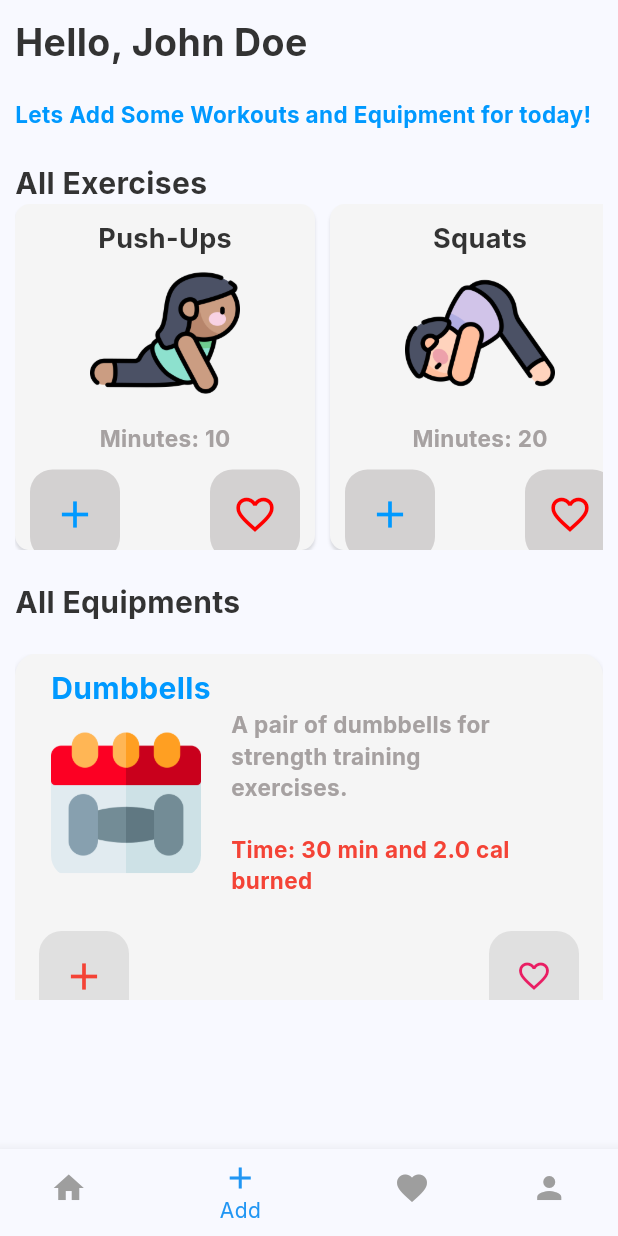
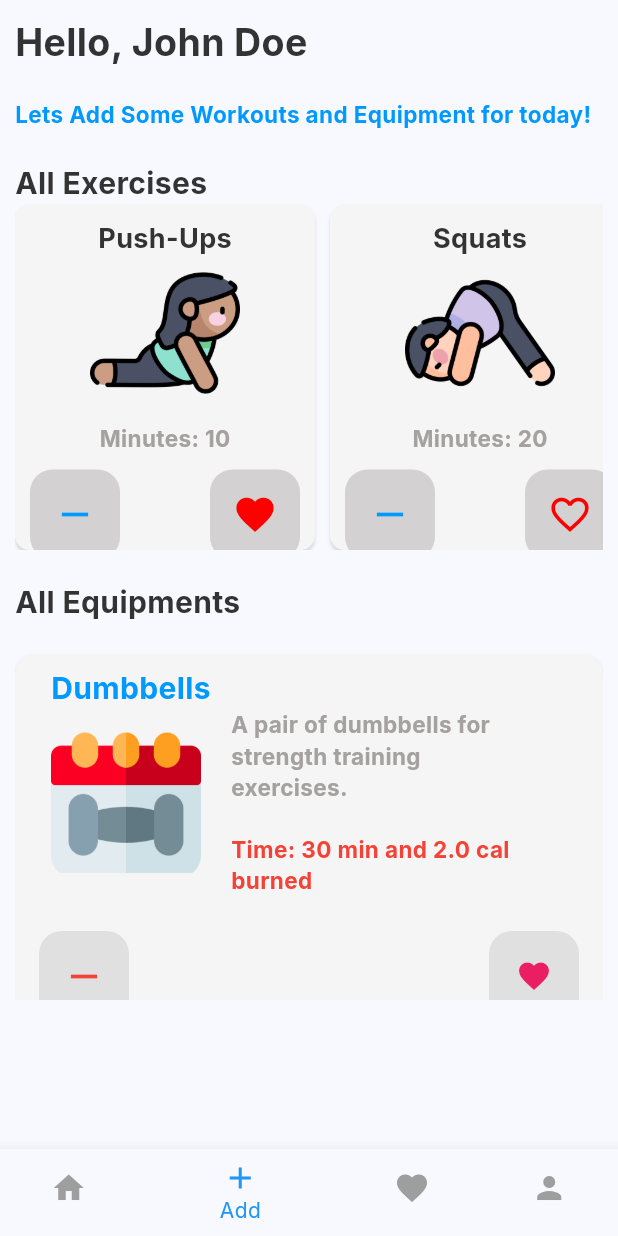
Before and after one commit to pamodmalith/workout_planner, a Flutter app: the screen it shows after launch, item 2 of the bottom bar chosen, on a phone screen of 412 x 824 dp. Run offline on Flutter 3.47's test engine with Material 3 defaults, Android fonts, the phone set to English and light mode, and no system bars; our stand-ins replace google_fonts.

Commit message:
fix error

```diff
--- a/lib/data/user_data.dart
+++ b/lib/data/user_data.dart
@@ -1,6 +1,5 @@
+import 'package:workout_planner/data/equipment_data.dart';
 import 'package:workout_planner/data/exercise_data.dart';
-import 'package:workout_planner/model/equipmnet_model.dart';
-import 'package:workout_planner/model/exercise_model.dart';
 import 'package:workout_planner/model/user_model.dart';
 
 User user = User(
@@ -12,54 +11,16 @@ User user = User(
   description: "Fitness enthusiast",
 
   exerciseList: [
-    Exercise(
-      exerciseName: "Push-ups",
-      exerciseImageUrl: "assets/images/exercises/cobra.png",
-      noOfMinutes: 15,
-      id: 0,
-      completed: false,
-    ),
-    Exercise(
-      exerciseName: "Squats",
-      exerciseImageUrl: "assets/images/exercises/downward-facing.png",
-      noOfMinutes: 20,
-      id: 1,
-      completed: false,
-    ),
+    ExerciseData().exerciseList[0],
+    ExerciseData().exerciseList[1],
   ],
 
   equipmentList: [
-    Equipment(
-      id: 1,
-      equipmentName: "Resistance Bands",
-      equipmentDescription: "Elastic bands used for resistance exercises.",
-      equipmentImageUrl: "assets/images/equipments/checklist.png",
-      noOfMinutes: 20,
-      handOver: false,
-      noOfCalories: 150,
-    ),
-    Equipment(
-      id: 2,
-      equipmentName: "Yoga Mat",
-      equipmentDescription: "A mat for practicing yoga and floor exercises.",
-      equipmentImageUrl: "assets/images/equipments/dumbbell.png",
-      noOfMinutes: 60,
-      handOver: false,
-      noOfCalories: 300,
-    ),
+    EquipmentData().equipmentList[0],
+    EquipmentData().equipmentList[1],
   ],
 
   favExerciseList: [ExerciseData().exerciseList[0]],
 
-  favEquipmentList: [
-    Equipment(
-      id: 3,
-      equipmentName: "Dumbbells",
-      equipmentDescription: "Weights used for strength training.",
-      equipmentImageUrl: "assets/images/equipments/dumbbell.png",
-      noOfMinutes: 30,
-      handOver: false,
-      noOfCalories: 200,
-    ),
-  ],
+  favEquipmentList: [EquipmentData().equipmentList[0]],
 );
--- a/lib/model/equipmnet_model.dart
+++ b/lib/model/equipmnet_model.dart
@@ -16,4 +16,12 @@ class Equipment {
     required this.noOfCalories,
     required this.handOver,
   });
+  @override
+  bool operator ==(Object other) {
+    if (identical(this, other)) return true;
+    return other is Equipment && other.id == id;
+  }
+
+  @override
+  int get hashCode => id.hashCode;
 }
--- a/lib/model/exercise_model.dart
+++ b/lib/model/exercise_model.dart
@@ -12,4 +12,12 @@ class Exercise {
     required this.noOfMinutes,
     required this.completed,
   });
+  @override
+  bool operator ==(Object other) {
+    if (identical(this, other)) return true;
+    return other is Exercise && other.id == id;
+  }
+
+  @override
+  int get hashCode => id.hashCode;
 }
--- a/lib/model/user_model.dart
+++ b/lib/model/user_model.dart
@@ -33,7 +33,9 @@ class User {
   // Methods
   // Add Exercise
   void addExercise(Exercise exercise) {
-    exerciseList.add(exercise);
+    if (!exerciseList.any((element) => element.id == exercise.id)) {
+      exerciseList.add(exercise);
+    }
   }
 
   // Remove Exercise
@@ -53,7 +55,9 @@ class User {
 
   // Add Equipment
   void addEquipment(Equipment equipment) {
-    equipmentList.add(equipment);
+    if (!equipmentList.any((element) => element.id == equipment.id)) {
+      equipmentList.add(equipment);
+    }
   }
 
   // Remove Equipment
@@ -63,11 +67,13 @@ class User {
 
   // Add Favorite Equipment
   void addFavoriteEquipment(Equipment equipment) {
-    favEquipmentList.add(equipment);
+    if (!favEquipmentList.any((item) => item.id == equipment.id)) {
+      favEquipmentList.add(equipment);
+    }
   }
 
   // Remove Favorite Equipment
   void removeFavoriteEquipment(Equipment equipment) {
-    favEquipmentList.remove(equipment);
+    favEquipmentList.removeWhere((item) => item.id == equipment.id);
   }
 }
--- a/lib/pages/add_new_page.dart
+++ b/lib/pages/add_new_page.dart
@@ -77,7 +77,9 @@ class _AddNewPageState extends State<AddNewPage> {
                         imageUrl: exercise.exerciseImageUrl,
                         noOfMinutes: exercise.noOfMinutes,
                         isAdded: userData.exerciseList.contains(exercise),
-                        isFavorite: userData.favExerciseList.contains(exercise),
+                        isFavorite: userData.favExerciseList.any(
+                          (item) => item.id == exercise.id,
+                        ),
                         toggleAddExercise: () {
                           setState(() {
                             if (userData.exerciseList.contains(exercise)) {
@@ -92,7 +94,9 @@ class _AddNewPageState extends State<AddNewPage> {
                         },
                         toggleAddFavoriteExercise: () {
                           setState(() {
-                            if (userData.favExerciseList.contains(exercise)) {
+                            if (userData.favExerciseList.any(
+                              (item) => item.id == exercise.id,
+                            )) {
                               userData.removeFavoriteExercise(exercise);
                               // print("Favorite Exercise Removed: ${userData.favExerciseList.last.exerciseName}");
                               return;
@@ -131,8 +135,8 @@ class _AddNewPageState extends State<AddNewPage> {
                         noOfMinuites: equipment.noOfMinutes,
                         noOfCalories: equipment.noOfCalories,
                         isAdded: userData.equipmentList.contains(equipment),
-                        isFavorite: userData.favEquipmentList.contains(
-                          equipment,
+                        isFavorite: userData.favEquipmentList.any(
+                          (item) => item.id == equipment.id,
                         ),
                         toggleAddEquipment: () {
                           setState(() {
@@ -146,7 +150,9 @@ class _AddNewPageState extends State<AddNewPage> {
                         },
                         toggleAddFavoriteEquipment: () {
                           setState(() {
-                            if (userData.favEquipmentList.contains(equipment)) {
+                            if (userData.favEquipmentList.any(
+                              (item) => item.id == equipment.id,
+                            )) {
                               userData.removeFavoriteEquipment(equipment);
                             } else {
                               userData.addFavoriteEquipment(equipment);
```
